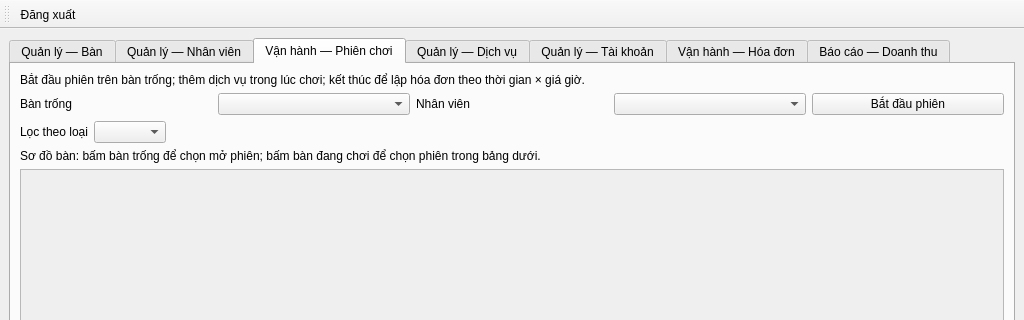
The window that app/ui/main_window.ui (thaieaut-engineer/Billiards_Manager) describes before a commit, drawn with Qt 5; both pictures show x 0 to 1024 and y 0 to 320 of the 1024 by 720 pixel window.
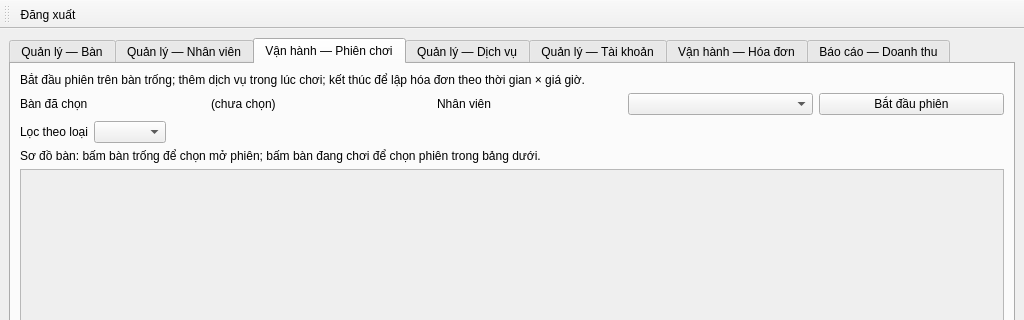
The same window after the commit. The open tabs and pages were chosen to show the change.

Commit message: Sửa lại giao diện bàn bi a

The edit to the form file:
```diff
--- a/app/ui/main_window.ui
+++ b/app/ui/main_window.ui
@@ -270,12 +270,22 @@
           <item>
            <widget class="QLabel" name="label_combo_ban">
             <property name="text">
-             <string>Bàn trống</string>
+             <string>Bàn đã chọn</string>
             </property>
            </widget>
           </item>
           <item>
-           <widget class="QComboBox" name="comboBanTrong"/>
+           <widget class="QLabel" name="labelBanDaChonValue">
+            <property name="text">
+             <string>(chưa chọn)</string>
+            </property>
+            <property name="minimumSize">
+             <size>
+              <width>220</width>
+              <height>0</height>
+             </size>
+            </property>
+           </widget>
           </item>
           <item>
            <widget class="QLabel" name="label_combo_nv">
```
Left out of the diff: 2 changed lines with no effect on the pictures. The commit also changes 2 other files.
